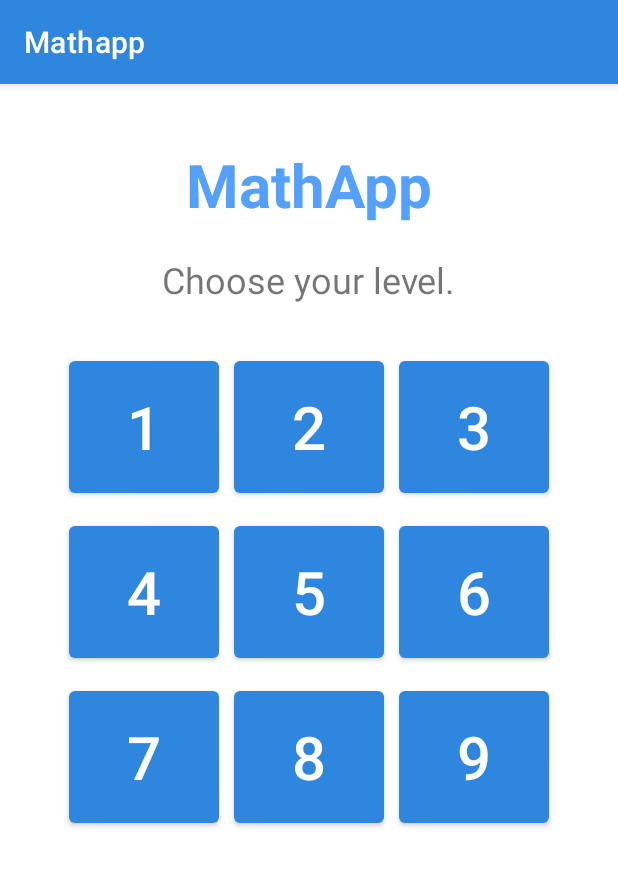
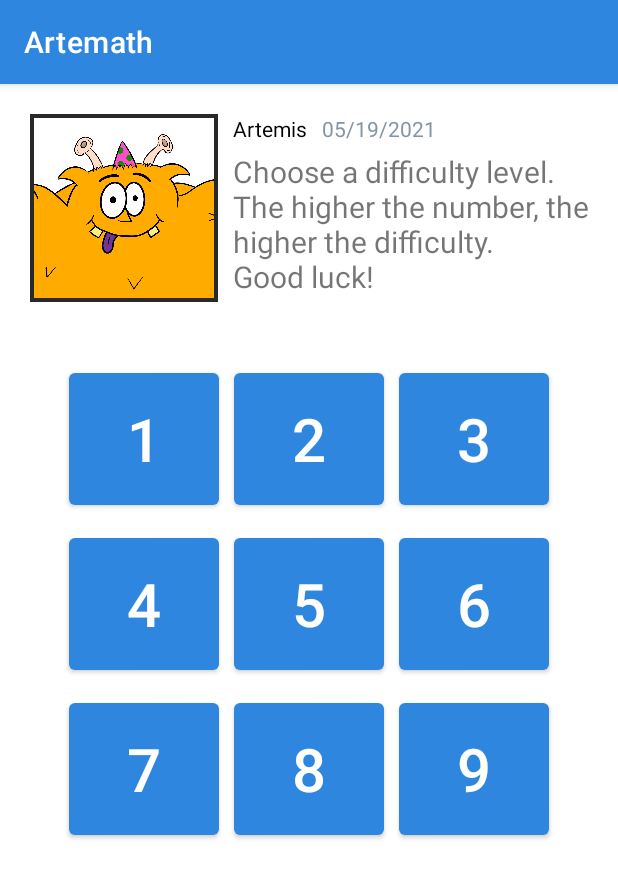
Before and after one commit to Jason-TXLS4/mathapp, an Android app: the levelActivity screen opened directly, with no data from a screen before it, on a phone screen of 412 x 824 dp. Shown: the top 878 px of the screen. Run offline under Robolectric (Android 15) with nearby library versions, the phone set to English and light mode, and no system bars.

Commit message:
added artemis text to level selection

```diff
--- a/src/main/java/ca/echocreativeworks/mathapp/levelActivity.java
+++ b/src/main/java/ca/echocreativeworks/mathapp/levelActivity.java
@@ -8,7 +8,11 @@ import android.content.SharedPreferences;
 import android.os.Bundle;
 import android.view.View;
 import android.widget.Button;
+import android.widget.TextView;
 import android.widget.Toast;
+
+import java.text.SimpleDateFormat;
+import java.util.Calendar;
 
 public class levelActivity extends AppCompatActivity {
 
@@ -25,6 +29,10 @@ public class levelActivity extends AppCompatActivity {
     Button btn_level_8;
     Button btn_level_9;
     String text;
+    TextView tv_date_time;
+    Calendar cal;
+    String date;
+    SimpleDateFormat dateFormat;
 
     @Override
     protected void onCreate(Bundle savedInstanceState) {
@@ -43,6 +51,11 @@ public class levelActivity extends AppCompatActivity {
         btn_level_7 = findViewById(R.id.btn_num_7);
         btn_level_8 = findViewById(R.id.btn_num_8);
         btn_level_9 = findViewById(R.id.btn_num_9);
+        tv_date_time = findViewById(R.id.tv_date_time);
+        cal = Calendar.getInstance();
+        dateFormat = new SimpleDateFormat("MM/dd/yyyy");
+        date = dateFormat.format(cal.getTime());
+        tv_date_time.setText(date);
 
     }
 
--- a/src/main/res/layout/activity_level.xml
+++ b/src/main/res/layout/activity_level.xml
@@ -5,29 +5,64 @@
     android:layout_width="match_parent"
     android:layout_height="match_parent"
     tools:context=".levelActivity">
+    <FrameLayout
+        android:id="@+id/frameLayout3"
+        android:layout_width="125dp"
+        android:layout_height="125dp"
+        android:layout_marginLeft="20dp"
+        android:layout_marginTop="20dp"
+        app:layout_constraintStart_toStartOf="parent"
+        app:layout_constraintTop_toTopOf="parent">
+
+        <ImageView
+            android:id="@+id/imageView"
+            android:layout_width="wrap_content"
+            android:layout_height="wrap_content"
+            app:srcCompat="@drawable/artemisphotobox" />
+    </FrameLayout>
+
     <TextView
-        android:id="@+id/tv_app_title"
+        android:id="@+id/tv_artemis_name"
         android:layout_width="wrap_content"
         android:layout_height="wrap_content"
-        android:layout_marginTop="40dp"
-        android:text="MathApp"
-        android:textSize="40dp"
-        android:textColor="#54a0ff"
-        android:textStyle="bold"
-        app:layout_constraintEnd_toEndOf="parent"
-        app:layout_constraintStart_toStartOf="parent"
-        app:layout_constraintTop_toTopOf="parent" />
+        android:layout_marginStart="10dp"
+        android:layout_marginLeft="10dp"
+        android:text="Artemis"
+        android:textColor="@color/black"
+        app:layout_constraintStart_toEndOf="@+id/frameLayout3"
+        app:layout_constraintTop_toTopOf="@+id/frameLayout3" />
 
     <TextView
-        android:id="@+id/tv_greeting"
+        android:id="@+id/tv_date_time"
         android:layout_width="wrap_content"
         android:layout_height="wrap_content"
-        android:layout_marginTop="20dp"
-        android:text="Choose your level."
+        android:layout_marginStart="10dp"
+        android:layout_marginLeft="10dp"
+        android:text="date"
+        android:textColor="@color/grey"
+        app:layout_constraintStart_toEndOf="@+id/tv_artemis_name"
+        app:layout_constraintTop_toTopOf="@+id/tv_artemis_name" />
+
+    <FrameLayout
+        android:id="@+id/frameLayout4"
+        android:layout_width="match_parent"
+        android:layout_height="110dp"
+        android:layout_marginStart="155dp"
+        android:layout_marginLeft="10dp"
+        android:layout_marginTop="5dp"
+        android:layout_marginEnd="10dp"
+        android:layout_marginRight="10dp"
         app:layout_constraintEnd_toEndOf="parent"
-        app:layout_constraintStart_toStartOf="parent"
-        android:textSize="24dp"
-        app:layout_constraintTop_toBottomOf="@+id/tv_app_title" />
+        app:layout_constraintStart_toEndOf="@+id/frameLayout3"
+        app:layout_constraintTop_toBottomOf="@+id/tv_artemis_name">
+
+        <TextView
+            android:id="@+id/textView3"
+            android:layout_width="wrap_content"
+            android:layout_height="wrap_content"
+            android:text="@string/choose_level"
+            android:textSize="20dp" />
+    </FrameLayout>
 
     <FrameLayout
         android:id="@+id/frameLayout2"
@@ -36,7 +71,7 @@
         android:layout_marginTop="32dp"
         app:layout_constraintEnd_toEndOf="parent"
         app:layout_constraintStart_toStartOf="parent"
-        app:layout_constraintTop_toBottomOf="@+id/tv_greeting">
+        app:layout_constraintTop_toBottomOf="@+id/frameLayout4">
 
     </FrameLayout>
 
--- a/src/main/res/values/strings.xml
+++ b/src/main/res/values/strings.xml
@@ -1,5 +1,5 @@
 <resources xmlns:tools="http://schemas.android.com/tools">
-    <string name="app_name">Mathapp</string>
-    <string name="welcome" tools:ignore="StringEscaping">Welcome! Choose which type of math equations you\'d like to practice from the icons below.</string>
-
+    <string name="app_name">Artemath</string>
+    <string name="welcome">Welcome! Choose which type of math equations you\'d like to practice from the icons below.</string>
+    <string name="choose_level">Choose a difficulty level. The higher the number, the higher the difficulty.\nGood luck!</string>
 </resources>
```
Also changed, not shown: src/main/res/mipmap-hdpi/ic_launcher.png, src/main/res/mipmap-mdpi/ic_launcher.png, src/main/res/mipmap-xhdpi/ic_launcher.png, src/main/res/mipmap-xxhdpi/ic_launcher.png, src/main/res/mipmap-xxxhdpi/ic_launcher.png.
